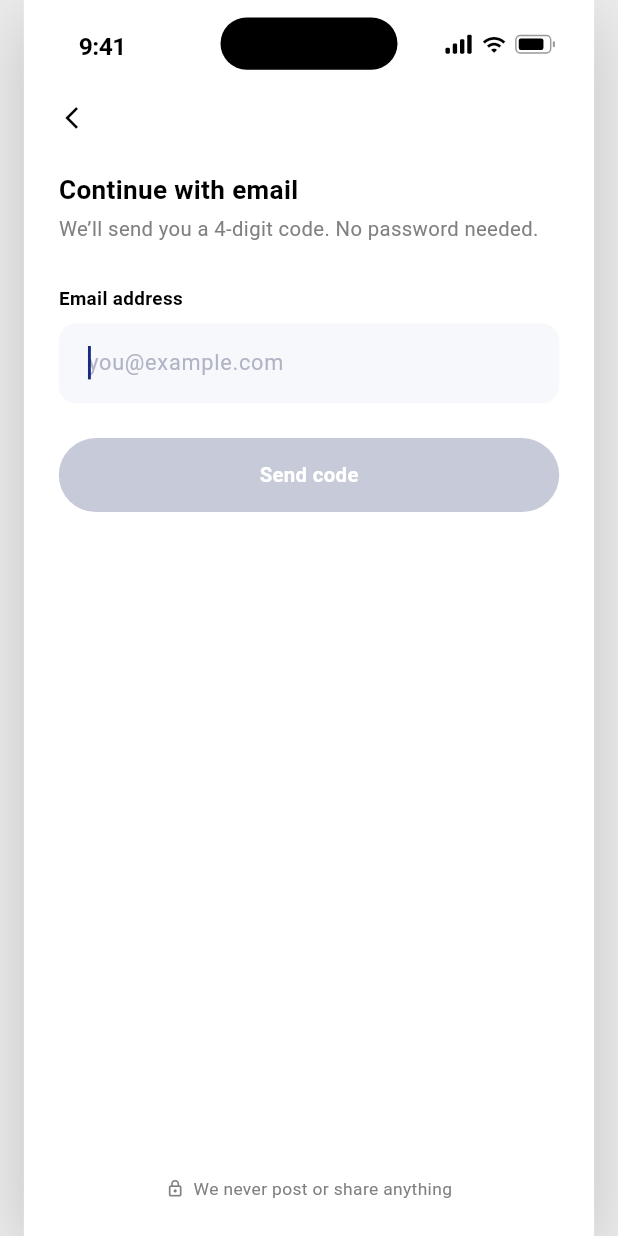
After one commit to FemiDev10/drivevault-rider, a Flutter app: the CreateAccountScreen screen opened by its route, after a tap on "Continue with email", on a phone screen of 412 x 824 dp. The commit adds this screen. Run offline on Flutter 3.47's test engine with Material 3 defaults, Android fonts, the phone set to English and light mode, and no system bars; Roboto replaces fonts that are missing (SF Pro Display).

Commit message:
Add passwordless email sign-in with OTP

```diff
--- /dev/null
+++ b/lib/screens/auth/email_login_screen.dart
@@ -0,0 +1,147 @@
+import 'package:flutter/material.dart';
+import '../../theme/app_colors.dart';
+import '../../widgets/status_bar.dart';
+import '../../widgets/dv_widgets.dart';
+import 'otp_screen.dart';
+
+/// Email sign-in: enter an address, receive a 4-digit code.
+///
+/// Passwordless on purpose — the phone flow is already OTP-based, so adding a
+/// password here would mean two different credentials to remember and a
+/// "forgot password" branch that earns nothing.
+class EmailLoginScreen extends StatefulWidget {
+  const EmailLoginScreen({super.key});
+
+  @override
+  State<EmailLoginScreen> createState() => _EmailLoginScreenState();
+}
+
+class _EmailLoginScreenState extends State<EmailLoginScreen> {
+  final _email = TextEditingController();
+  final _focus = FocusNode();
+  bool _sending = false;
+
+  bool get _valid {
+    final v = _email.text.trim();
+    final at = v.indexOf('@');
+    return at > 0 && v.indexOf('.', at) > at + 1 && !v.endsWith('.');
+  }
+
+  @override
+  void initState() {
+    super.initState();
+    WidgetsBinding.instance.addPostFrameCallback((_) => _focus.requestFocus());
+  }
+
+  @override
+  void dispose() {
+    _email.dispose();
+    _focus.dispose();
+    super.dispose();
+  }
+
+  Future<void> _sendCode() async {
+    setState(() => _sending = true);
+    await Future.delayed(const Duration(milliseconds: 900));
+    if (!mounted) return;
+    setState(() => _sending = false);
+    Navigator.of(context).push(MaterialPageRoute(
+      builder: (_) => OtpScreen(phone: _email.text.trim(), isEmail: true),
+    ));
+  }
+
+  @override
+  Widget build(BuildContext context) {
+    return Scaffold(
+      backgroundColor: AppColors.white,
+      body: SafeArea(
+        top: false,
+        child: Column(
+          children: [
+            const StatusBar(),
+            Expanded(
+              child: Padding(
+                padding: const EdgeInsets.fromLTRB(24, 0, 24, 24),
+                child: Column(
+                  crossAxisAlignment: CrossAxisAlignment.start,
+                  children: [
+                    BackChevron(onTap: () => Navigator.of(context).maybePop()),
+                    const SizedBox(height: 16),
+                    const Text(
+                      'Continue with email',
+                      style: TextStyle(fontSize: 18, fontWeight: FontWeight.w600, color: AppColors.black),
+                    ),
+                    const SizedBox(height: 4),
+                    const Text(
+                      'We’ll send you a 4-digit code. No password needed.',
+                      style: TextStyle(fontSize: 14, color: AppColors.subTextGrey),
+                    ),
+                    const SizedBox(height: 28),
+                    const Text(
+                      'Email address',
+                      style: TextStyle(fontSize: 13, fontWeight: FontWeight.w600, color: AppColors.black),
+                    ),
+                    const SizedBox(height: 8),
+                    TextField(
+                      controller: _email,
+                      focusNode: _focus,
+                      keyboardType: TextInputType.emailAddress,
+                      autocorrect: false,
+                      textInputAction: TextInputAction.done,
+                      onChanged: (_) => setState(() {}),
+                      onSubmitted: (_) => _valid ? _sendCode() : null,
+                      style: const TextStyle(fontSize: 15, color: AppColors.black),
+                      decoration: InputDecoration(
+                        hintText: 'you@example.com',
+                        hintStyle: const TextStyle(fontSize: 15, color: Color(0xFFB0B4C4)),
+                        filled: true,
+                        fillColor: const Color(0xFFF7F8FC),
+                        contentPadding: const EdgeInsets.symmetric(horizontal: 16, vertical: 16),
+                        border: OutlineInputBorder(
+                          borderRadius: BorderRadius.circular(12),
+                          borderSide: BorderSide.none,
+                        ),
+                      ),
+                    ),
+                    const SizedBox(height: 24),
+                    SizedBox(
+                      width: double.infinity,
+                      height: 51,
+                      child: Material(
+                        color: _valid && !_sending ? AppColors.primary : const Color(0xFFC7CBD9),
+                        borderRadius: BorderRadius.circular(30),
+                        child: InkWell(
+                          borderRadius: BorderRadius.circular(30),
+                          onTap: _valid && !_sending ? _sendCode : null,
+                          child: Center(
+                            child: Text(
+                              _sending ? 'Sending…' : 'Send code',
+                              style: const TextStyle(
+                                  fontSize: 14, fontWeight: FontWeight.w600, color: AppColors.white),
+                            ),
+                          ),
+                        ),
+                      ),
+                    ),
+                    const Spacer(),
+                    Center(
+                      child: Row(
+                        mainAxisAlignment: MainAxisAlignment.center,
+                        children: const [
+                          Icon(Icons.lock_outline, size: 13, color: AppColors.subTextGrey),
+                          SizedBox(width: 6),
+                          Text('We never post or share anything',
+                              style: TextStyle(fontSize: 12, color: AppColors.subTextGrey)),
+                        ],
+                      ),
+                    ),
+                  ],
+                ),
+              ),
+            ),
+          ],
+        ),
+      ),
+    );
+  }
+}
--- a/lib/screens/auth/otp_screen.dart
+++ b/lib/screens/auth/otp_screen.dart
@@ -9,8 +9,11 @@ import '../../widgets/dv_widgets.dart';
 /// OTP verification. The prototype accepts the access code 0291.
 /// States: typing → verifying (spinner) → success (→ Home) / incorrect (red).
 class OtpScreen extends StatefulWidget {
-  const OtpScreen({super.key, this.phone = '+234 816 687 9486'});
+  const OtpScreen({super.key, this.phone = '+234 816 687 9486', this.isEmail = false});
+
+  /// Where the code was sent — a phone number, or an email when [isEmail].
   final String phone;
+  final bool isEmail;
 
   @override
   State<OtpScreen> createState() => _OtpScreenState();
@@ -112,9 +115,9 @@ class _OtpScreenState extends State<OtpScreen> {
                   children: [
                     BackChevron(onTap: () => Navigator.of(context).maybePop()),
                     const SizedBox(height: 16),
-                    const Text(
-                      'Verify your Phone Number',
-                      style: TextStyle(
+                    Text(
+                      widget.isEmail ? 'Verify your Email' : 'Verify your Phone Number',
+                      style: const TextStyle(
                         fontSize: 18,
                         fontWeight: FontWeight.w600,
                         color: AppColors.black,
@@ -132,7 +135,7 @@ class _OtpScreenState extends State<OtpScreen> {
                               color: AppColors.black,
                             ),
                           ),
-                          const TextSpan(text: ' via SMS'),
+                          TextSpan(text: widget.isEmail ? ' via email' : ' via SMS'),
                         ],
                         style: const TextStyle(
                           fontSize: 14,
--- a/lib/widgets/social_buttons.dart
+++ b/lib/widgets/social_buttons.dart
@@ -1,8 +1,9 @@
 import 'package:flutter/material.dart';
 import 'dv_widgets.dart';
+import '../screens/auth/email_login_screen.dart';
 
-/// The Google + Apple social sign-in buttons used on Create Account and
-/// Welcome Back. Non-functional in the prototype (mock auth only).
+/// The Google + email + Apple sign-in buttons used on Create Account and
+/// Welcome Back. Google/Apple are mock-only; email runs a real OTP flow.
 class SocialButtons extends StatelessWidget {
   const SocialButtons({super.key});
 
@@ -17,6 +18,13 @@ class SocialButtons extends StatelessWidget {
         ),
         const SizedBox(height: 8),
         SocialButton(
+          label: 'Continue with email',
+          icon: const Icon(Icons.mail_outline, size: 16, color: Colors.black),
+          onTap: () => Navigator.of(context).push(
+              MaterialPageRoute(builder: (_) => const EmailLoginScreen())),
+        ),
+        const SizedBox(height: 8),
+        SocialButton(
           label: 'Continue with Apple',
           icon: const Icon(Icons.apple, size: 16, color: Colors.black),
           onTap: () {},
```
Also changed, not shown: 3 other files.
